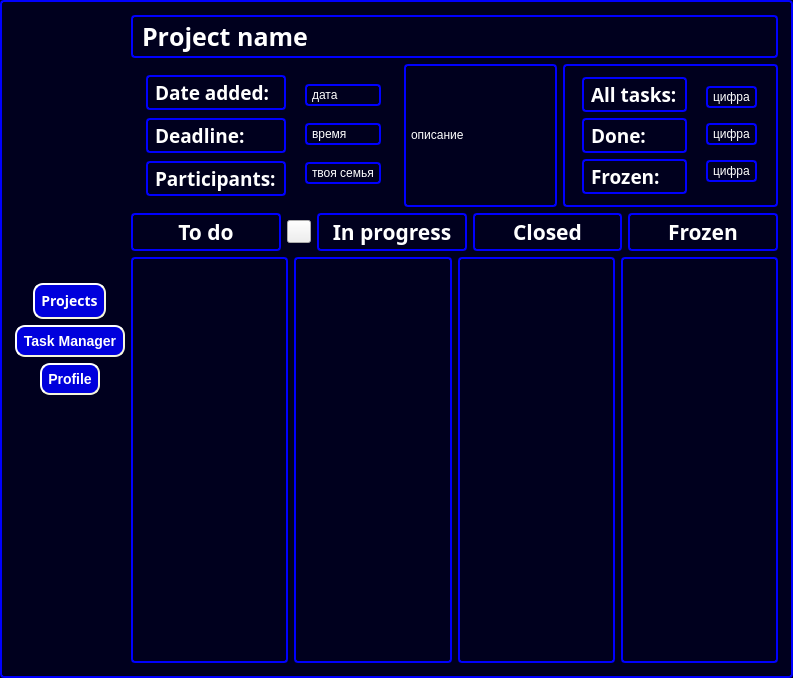
Qt form ui/MainWindowTaskManager.ui (kiozet/TaskManagerWithAI) before a commit.
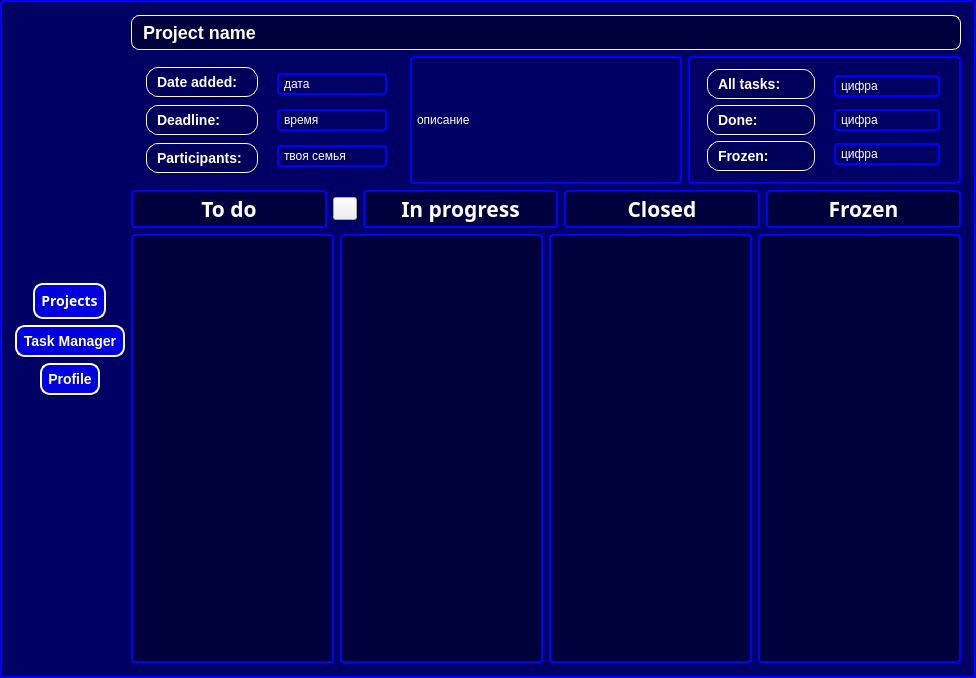
The same form after that commit. Icons and pictures are not drawn.

Diff of the .ui file:
```diff
--- a/ui/MainWindowTaskManager.ui
+++ b/ui/MainWindowTaskManager.ui
@@ -9,7 +9,7 @@
    <rect>
     <x>0</x>
     <y>0</y>
-    <width>793</width>
+    <width>976</width>
     <height>678</height>
    </rect>
   </property>
@@ -38,11 +38,11 @@
    <bool>false</bool>
   </property>
   <property name="styleSheet">
-   <string notr="true">QFrame, QLabel, QToolTip {
+   <string notr="true">QFrame{
     border: 2px solid blue;
     border-radius: 4px;
     padding: 2px;
-    background-color: rgb(0, 0, 30);
+    background-color: rgb(0, 0, 100);
 }</string>
   </property>
   <property name="frameShape">
@@ -239,13 +239,10 @@
        </property>
        <property name="font">
         <font>
-         <family>Impact</family>
-         <pointsize>19</pointsize>
+         <pointsize>-1</pointsize>
          <weight>75</weight>
          <italic>false</italic>
          <bold>true</bold>
-         <underline>false</underline>
-         <kerning>false</kerning>
         </font>
        </property>
        <property name="mouseTracking">
@@ -254,6 +251,19 @@
        <property name="autoFillBackground">
         <bool>false</bool>
        </property>
+       <property name="styleSheet">
+        <string notr="true">QLabel {
+    background-color: rgb(0, 0, 60);
+    border-style: outset;
+    border-width: 1px;
+    border-radius: 8px;
+    border-color: beige;
+    font: bold 18px;
+    min-width: 6em;
+    padding: 6px;
+  color: white;
+}</string>
+       </property>
        <property name="frameShape">
         <enum>QFrame::NoFrame</enum>
        </property>
@@ -303,13 +313,25 @@
               </property>
               <property name="font">
                <font>
-                <family>Impact</family>
-                <pointsize>14</pointsize>
+                <pointsize>-1</pointsize>
                 <weight>75</weight>
                 <italic>false</italic>
                 <bold>true</bold>
                </font>
               </property>
+              <property name="styleSheet">
+               <string notr="true">QLabel {
+    background-color: rgb(0, 0, 90);
+    border-style: outset;
+    border-width: 1px;
+    border-radius: 12px;
+    border-color: beige;
+    font: bold 14px;
+    min-width: 6em;
+    padding: 6px;
+  color: white;
+}</string>
+              </property>
               <property name="text">
                <string>&lt;html&gt;&lt;head/&gt;&lt;body&gt;&lt;p&gt;&lt;span style=&quot; color:#ffffff;&quot;&gt;All tasks:&lt;/span&gt;&lt;/p&gt;&lt;/body&gt;&lt;/html&gt;</string>
               </property>
@@ -325,13 +347,25 @@
               </property>
               <property name="font">
                <font>
-                <family>Impact</family>
-                <pointsize>14</pointsize>
+                <pointsize>-1</pointsize>
                 <weight>75</weight>
                 <italic>false</italic>
                 <bold>true</bold>
                </font>
               </property>
+              <property name="styleSheet">
+               <string notr="true">QLabel {
+    background-color: rgb(0, 0, 90);
+    border-style: outset;
+    border-width: 1px;
+    border-radius: 12px;
+    border-color: beige;
+    font: bold 14px;
+    min-width: 6em;
+    padding: 6px;
+  color: white;
+}</string>
+              </property>
               <property name="text">
                <string>&lt;html&gt;&lt;head/&gt;&lt;body&gt;&lt;p&gt;&lt;span style=&quot; color:#ffffff;&quot;&gt;Done:&lt;/span&gt;&lt;/p&gt;&lt;/body&gt;&lt;/html&gt;</string>
               </property>
@@ -347,13 +381,25 @@
               </property>
               <property name="font">
                <font>
-                <family>Impact</family>
-                <pointsize>14</pointsize>
+                <pointsize>-1</pointsize>
                 <weight>75</weight>
                 <italic>false</italic>
                 <bold>true</bold>
                </font>
               </property>
+              <property name="styleSheet">
+               <string notr="true">QLabel {
+    background-color: rgb(0, 0, 90);
+    border-style: outset;
+    border-width: 1px;
+    border-radius: 12px;
+    border-color: beige;
+    font: bold 14px;
+    min-width: 6em;
+    padding: 6px;
+  color: white;
+}</string>
+              </property>
               <property name="text">
                <string>&lt;html&gt;&lt;head/&gt;&lt;body&gt;&lt;p&gt;&lt;span style=&quot; color:#ffffff;&quot;&gt;Frozen:&lt;/span&gt;&lt;/p&gt;&lt;/body&gt;&lt;/html&gt;</string>
               </property>
@@ -484,17 +530,25 @@
               </property>
               <property name="font">
                <font>
-                <family>Impact</family>
-                <pointsize>14</pointsize>
+                <pointsize>-1</pointsize>
                 <weight>75</weight>
                 <italic>false</italic>
                 <bold>true</bold>
-                <underline>false</underline>
-                <strikeout>false</strikeout>
-                <stylestrategy>PreferDefault</stylestrategy>
-                <kerning>true</kerning>
                </font>
               </property>
+              <property name="styleSheet">
+               <string notr="true">QLabel {
+    background-color: rgb(0, 0, 90);
+    border-style: outset;
+    border-width: 1px;
+    border-radius: 12px;
+    border-color: beige;
+    font: bold 14px;
+    min-width: 6em;
+    padding: 6px;
+  color: white;
+}</string>
+              </property>
               <property name="text">
                <string>&lt;html&gt;&lt;head/&gt;&lt;body&gt;&lt;p&gt;&lt;span style=&quot; color:#ffffff;&quot;&gt;Date added:&lt;/span&gt;&lt;/p&gt;&lt;/body&gt;&lt;/html&gt;</string>
               </property>
@@ -510,17 +564,25 @@
               </property>
               <property name="font">
                <font>
-                <family>Impact</family>
-                <pointsize>14</pointsize>
+                <pointsize>-1</pointsize>
                 <weight>75</weight>
                 <italic>false</italic>
                 <bold>true</bold>
-                <underline>false</underline>
-                <strikeout>false</strikeout>
-                <stylestrategy>PreferDefault</stylestrategy>
-                <kerning>true</kerning>
                </font>
               </property>
+              <property name="styleSheet">
+               <string notr="true">QLabel {
+    background-color: rgb(0, 0, 90);
+    border-style: outset;
+    border-width: 1px;
+    border-radius: 12px;
+    border-color: beige;
+    font: bold 14px;
+    min-width: 6em;
+    padding: 6px;
+  color: white;
+}</string>
+              </property>
               <property name="text">
                <string>&lt;html&gt;&lt;head/&gt;&lt;body&gt;&lt;p&gt;&lt;span style=&quot; color:#ffffff;&quot;&gt;Deadline:&lt;/span&gt;&lt;/p&gt;&lt;/body&gt;&lt;/html&gt;</string>
               </property>
@@ -536,17 +598,25 @@
               </property>
               <property name="font">
                <font>
-                <family>Impact</family>
-                <pointsize>14</pointsize>
+                <pointsize>-1</pointsize>
                 <weight>75</weight>
                 <italic>false</italic>
                 <bold>true</bold>
-                <underline>false</underline>
-                <strikeout>false</strikeout>
-                <stylestrategy>PreferDefault</stylestrategy>
-                <kerning>true</kerning>
                </font>
               </property>
+              <property name="styleSheet">
+               <string notr="true">QLabel {
+    background-color: rgb(0, 0, 90);
+    border-style: outset;
+    border-width: 1px;
+    border-radius: 12px;
+    border-color: beige;
+    font: bold 14px;
+    min-width: 6em;
+    padding: 6px;
+  color: white;
+}</string>
+              </property>
               <property name="text">
                <string>&lt;html&gt;&lt;head/&gt;&lt;body&gt;&lt;p&gt;&lt;span style=&quot; color:#ffffff;&quot;&gt;Participants:&lt;/span&gt;&lt;/p&gt;&lt;/body&gt;&lt;/html&gt;</string>
               </property>
@@ -636,6 +706,14 @@
            <bold>true</bold>
           </font>
          </property>
+         <property name="styleSheet">
+          <string notr="true">QLabel{
+    border: 2px solid blue;
+    border-radius: 4px;
+    padding: 2px;
+    background-color: rgb(0, 0, 60);
+}</string>
+         </property>
          <property name="text">
           <string>&lt;html&gt;&lt;head/&gt;&lt;body&gt;&lt;p&gt;&lt;span style=&quot; color:#ffffff;&quot;&gt;To do&lt;/span&gt;&lt;/p&gt;&lt;/body&gt;&lt;/html&gt;</string>
          </property>
@@ -672,6 +750,14 @@
            <bold>true</bold>
           </font>
          </property>
+         <property name="styleSheet">
+          <string notr="true">QLabel{
+    border: 2px solid blue;
+    border-radius: 4px;
+    padding: 2px;
+    background-color: rgb(0, 0, 60);
+}</string>
+         </property>
          <property name="text">
           <string>&lt;html&gt;&lt;head/&gt;&lt;body&gt;&lt;p&gt;&lt;span style=&quot; color:#ffffff;&quot;&gt;In progress&lt;/span&gt;&lt;/p&gt;&lt;/body&gt;&lt;/html&gt;</string>
          </property>
@@ -698,7 +784,12 @@
           </font>
          </property>
          <property name="styleSheet">
-          <string notr="true">background-colour: rgba(255, 255, 255, 30)
+          <string notr="true">QLabel{
+    border: 2px solid blue;
+    border-radius: 4px;
+    padding: 2px;
+    background-color: rgb(0, 0, 60);
+}
 </string>
          </property>
          <property name="text">
@@ -726,6 +817,14 @@
            <bold>true</bold>
           </font>
          </property>
+         <property name="styleSheet">
+          <string notr="true">QLabel{
+    border: 2px solid blue;
+    border-radius: 4px;
+    padding: 2px;
+    background-color: rgb(0, 0, 60);
+}</string>
+         </property>
          <property name="text">
           <string>&lt;html&gt;&lt;head/&gt;&lt;body&gt;&lt;p&gt;&lt;span style=&quot; color:#ffffff;&quot;&gt;Frozen&lt;/span&gt;&lt;/p&gt;&lt;/body&gt;&lt;/html&gt;</string>
          </property>
@@ -746,6 +845,15 @@
            <verstretch>0</verstretch>
           </sizepolicy>
          </property>
+         <property name="styleSheet">
+          <string notr="true">QLabel{
+    border: 2px solid blue;
+    border-radius: 4px;
+    padding: 2px;
+    background-color: rgb(0, 0, 60);
+}
+</string>
+         </property>
          <property name="text">
           <string/>
          </property>
@@ -759,6 +867,15 @@
            <verstretch>0</verstretch>
           </sizepolicy>
          </property>
+         <property name="styleSheet">
+          <string notr="true">QLabel{
+    border: 2px solid blue;
+    border-radius: 4px;
+    padding: 2px;
+    background-color: rgb(0, 0, 60);
+}
+</string>
+         </property>
          <property name="text">
           <string/>
          </property>
@@ -772,6 +889,15 @@
            <verstretch>0</verstretch>
           </sizepolicy>
          </property>
+         <property name="styleSheet">
+          <string notr="true">QLabel{
+    border: 2px solid blue;
+    border-radius: 4px;
+    padding: 2px;
+    background-color: rgb(0, 0, 60);
+}
+</string>
+         </property>
          <property name="text">
           <string/>
          </property>
@@ -785,6 +911,15 @@
            <verstretch>0</verstretch>
           </sizepolicy>
          </property>
+         <property name="styleSheet">
+          <string notr="true">QLabel{
+    border: 2px solid blue;
+    border-radius: 4px;
+    padding: 2px;
+    background-color: rgb(0, 0, 60);
+}
+</string>
+         </property>
          <property name="text">
           <string/>
          </property>
```
